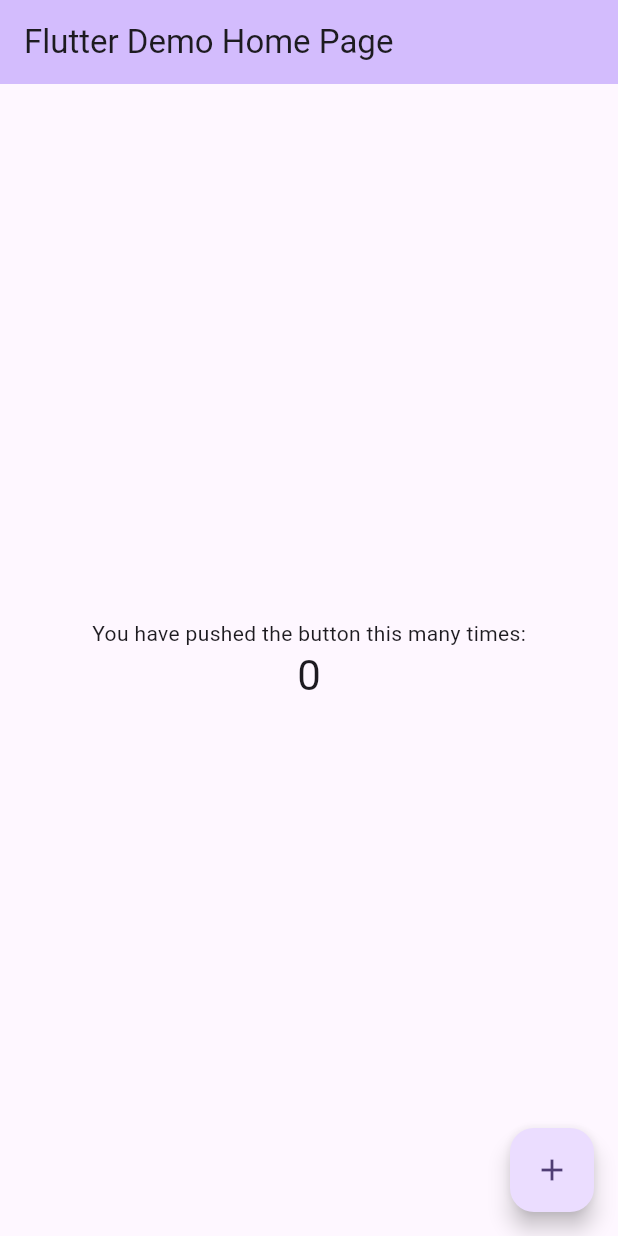
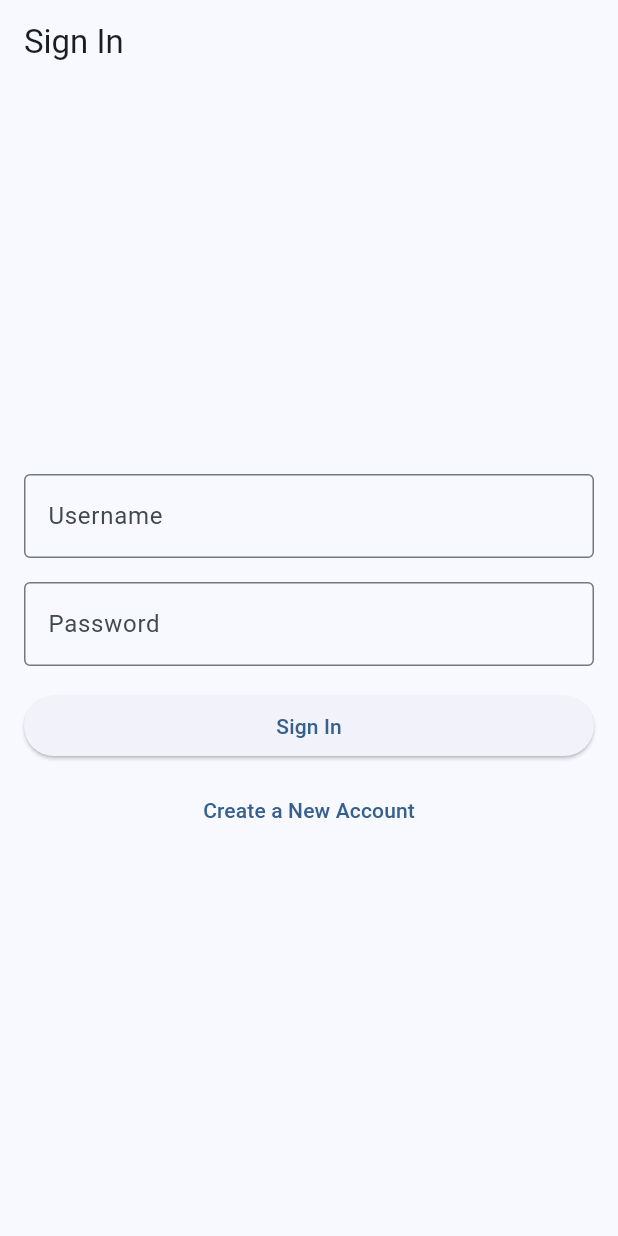
Before and after one commit to Bergui123/AppETS, a Flutter app: the screen it shows after launch, on a phone screen of 412 x 824 dp. Run offline on Flutter 3.47's test engine with Material 3 defaults, Android fonts, the phone set to English and light mode, and no system bars.

Commit message:
Sign in page made and account creation made

```diff
--- a/AppETS/lib/main.dart
+++ b/AppETS/lib/main.dart
@@ -1,125 +1,77 @@
-import 'package:flutter/material.dart';
+import 'package:flutter/material.dart'; // Import Firebase Core
+import 'accountcreation/accountcreation.dart';  // Correct relative import
 
-void main() {
+void main() async {
+  WidgetsFlutterBinding.ensureInitialized(); // Firebase initialization
   runApp(const MyApp());
 }
 
 class MyApp extends StatelessWidget {
   const MyApp({super.key});
 
-  // This widget is the root of your application.
   @override
   Widget build(BuildContext context) {
     return MaterialApp(
-      title: 'Flutter Demo',
+      title: 'Sign In',
       theme: ThemeData(
-        // This is the theme of your application.
-        //
-        // TRY THIS: Try running your application with "flutter run". You'll see
-        // the application has a purple toolbar. Then, without quitting the app,
-        // try changing the seedColor in the colorScheme below to Colors.green
-        // and then invoke "hot reload" (save your changes or press the "hot
-        // reload" button in a Flutter-supported IDE, or press "r" if you used
-        // the command line to start the app).
-        //
-        // Notice that the counter didn't reset back to zero; the application
-        // state is not lost during the reload. To reset the state, use hot
-        // restart instead.
-        //
-        // This works for code too, not just values: Most code changes can be
-        // tested with just a hot reload.
-        colorScheme: ColorScheme.fromSeed(seedColor: Colors.deepPurple),
         useMaterial3: true,
+        colorScheme: ColorScheme.fromSeed(seedColor: Colors.blue),
       ),
-      home: const MyHomePage(title: 'Flutter Demo Home Page'),
+      home: const SignInPage(),
     );
   }
 }
 
-class MyHomePage extends StatefulWidget {
-  const MyHomePage({super.key, required this.title});
-
-  // This widget is the home page of your application. It is stateful, meaning
-  // that it has a State object (defined below) that contains fields that affect
-  // how it looks.
-
-  // This class is the configuration for the state. It holds the values (in this
-  // case the title) provided by the parent (in this case the App widget) and
-  // used by the build method of the State. Fields in a Widget subclass are
-  // always marked "final".
-
-  final String title;
-
-  @override
-  State<MyHomePage> createState() => _MyHomePageState();
-}
-
-class _MyHomePageState extends State<MyHomePage> {
-  int _counter = 0;
-
-  void _incrementCounter() {
-    setState(() {
-      // This call to setState tells the Flutter framework that something has
-      // changed in this State, which causes it to rerun the build method below
-      // so that the display can reflect the updated values. If we changed
-      // _counter without calling setState(), then the build method would not be
-      // called again, and so nothing would appear to happen.
-      _counter++;
-    });
-  }
+class SignInPage extends StatelessWidget {
+  const SignInPage({super.key});
 
   @override
   Widget build(BuildContext context) {
-    // This method is rerun every time setState is called, for instance as done
-    // by the _incrementCounter method above.
-    //
-    // The Flutter framework has been optimized to make rerunning build methods
-    // fast, so that you can just rebuild anything that needs updating rather
-    // than having to individually change instances of widgets.
     return Scaffold(
       appBar: AppBar(
-        // TRY THIS: Try changing the color here to a specific color (to
-        // Colors.amber, perhaps?) and trigger a hot reload to see the AppBar
-        // change color while the other colors stay the same.
-        backgroundColor: Theme.of(context).colorScheme.inversePrimary,
-        // Here we take the value from the MyHomePage object that was created by
-        // the App.build method, and use it to set our appbar title.
-        title: Text(widget.title),
+        title: const Text('Sign In'),
       ),
-      body: Center(
-        // Center is a layout widget. It takes a single child and positions it
-        // in the middle of the parent.
+      body: Padding(
+        padding: const EdgeInsets.all(16.0),
         child: Column(
-          // Column is also a layout widget. It takes a list of children and
-          // arranges them vertically. By default, it sizes itself to fit its
-          // children horizontally, and tries to be as tall as its parent.
-          //
-          // Column has various properties to control how it sizes itself and
-          // how it positions its children. Here we use mainAxisAlignment to
-          // center the children vertically; the main axis here is the vertical
-          // axis because Columns are vertical (the cross axis would be
-          // horizontal).
-          //
-          // TRY THIS: Invoke "debug painting" (choose the "Toggle Debug Paint"
-          // action in the IDE, or press "p" in the console), to see the
-          // wireframe for each widget.
           mainAxisAlignment: MainAxisAlignment.center,
-          children: <Widget>[
-            const Text(
-              'You have pushed the button this many times:',
+          crossAxisAlignment: CrossAxisAlignment.stretch,
+          children: [
+            const TextField(
+              decoration: InputDecoration(
+                labelText: 'Username',
+                border: OutlineInputBorder(),
+              ),
             ),
-            Text(
-              '$_counter',
-              style: Theme.of(context).textTheme.headlineMedium,
+            const SizedBox(height: 16),
+            const TextField(
+              obscureText: true,
+              decoration: InputDecoration(
+                labelText: 'Password',
+                border: OutlineInputBorder(),
+              ),
+            ),
+            const SizedBox(height: 16),
+            ElevatedButton(
+              onPressed: () {
+                // Sign-in logic goes here
+              },
+              child: const Text('Sign In'),
+            ),
+            const SizedBox(height: 8),
+            TextButton(
+              onPressed: () {
+                // Navigate to the account creation page
+                Navigator.push(
+                  context,
+                  MaterialPageRoute(builder: (context) => const AccountCreationPage()),
+                );
+              },
+              child: const Text('Create a New Account'),
             ),
           ],
         ),
       ),
-      floatingActionButton: FloatingActionButton(
-        onPressed: _incrementCounter,
-        tooltip: 'Increment',
-        child: const Icon(Icons.add),
-      ), // This trailing comma makes auto-formatting nicer for build methods.
     );
   }
 }
```
Also changed, not shown: AppETS/lib/AccountCreation/AccountCreation.dart (added, +142 -0 lines), AppETS/pubspec.yaml (+6 -68 lines).
